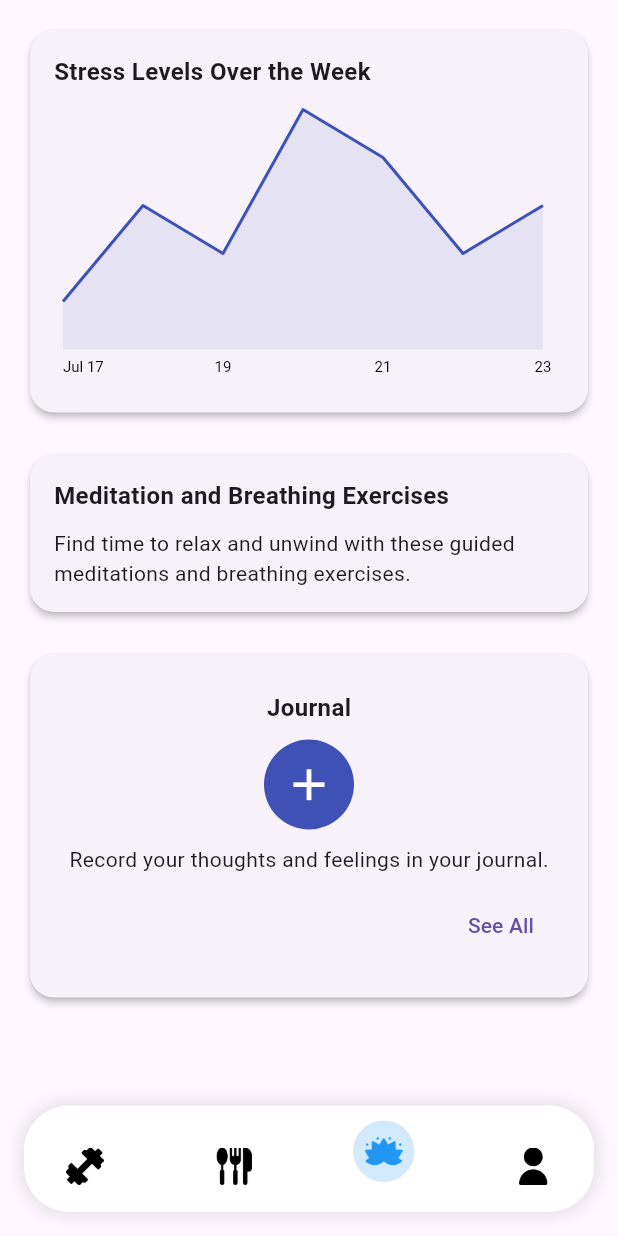
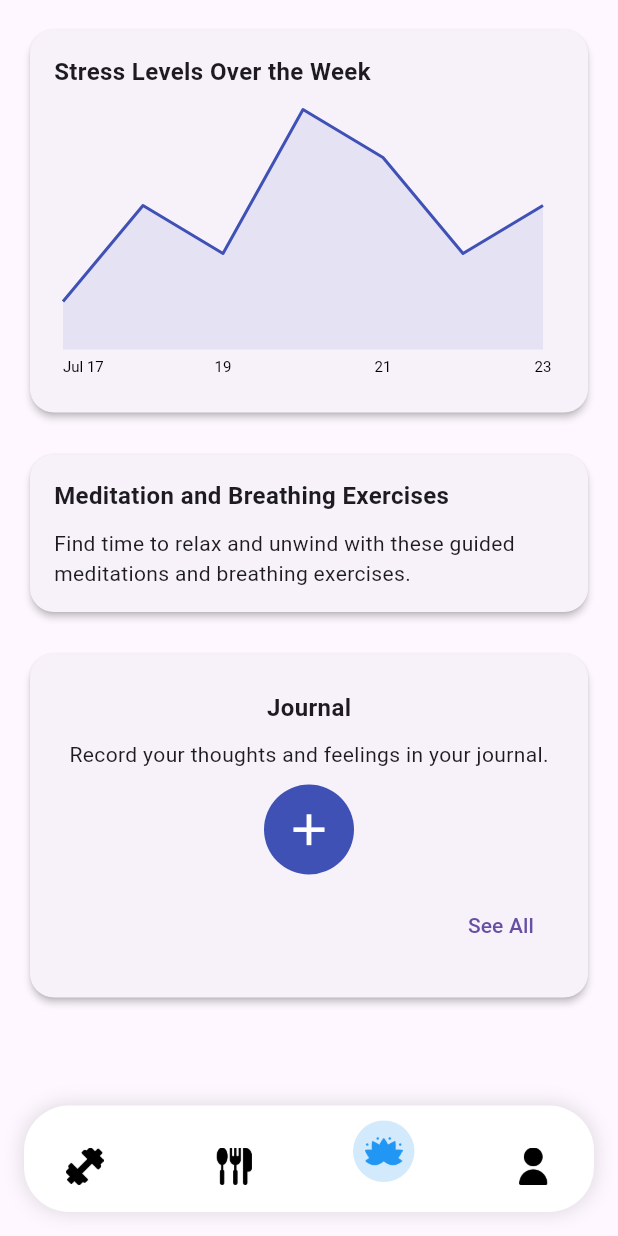
Before and after one commit to AryamanDubey28/workout_app, a Flutter app: the screen it shows once a user with an empty profile is signed in, item 3 of the bottom bar chosen, on a phone screen of 412 x 824 dp. Run offline on Flutter 3.47's test engine with Material 3 defaults, Android fonts, the phone set to English and light mode, and no system bars; our stand-ins replace adaptive_dialog, community_charts_flutter, firebase_auth, firebase_core, get, percent_indicator; accounts and stored records are empty; network calls fail.

Commit message:
fix water intake styling and finish inital stress UI

```diff
--- a/frontend/workout_tracker/lib/pages/stresspage.dart
+++ b/frontend/workout_tracker/lib/pages/stresspage.dart
@@ -17,7 +17,7 @@ class StressTracking extends StatelessWidget {
               children: [
                 StressGraph(),
                 const SizedBox(height: 20),
-                const MeditationCard(),
+                MeditationCard(),
                 const SizedBox(height: 20),
                 const JournalCard(),
               ],
@@ -135,11 +135,16 @@ class StressData {
 }
 
 class MeditationCard extends StatelessWidget {
-  const MeditationCard({super.key});
-
   @override
   Widget build(BuildContext context) {
-    return Card(
+    return GestureDetector(
+      onTap: () {
+        Navigator.push(
+          context,
+          MaterialPageRoute(builder: (context) => const MeditationPage()),
+        );
+      },
+      child: Card(
         shape: RoundedRectangleBorder(
           borderRadius: BorderRadius.circular(16),
         ),
@@ -163,6 +168,23 @@ class MeditationCard extends StatelessWidget {
             ],
           ),
         ),
+      ),
+    );
+  }
+}
+
+class MeditationPage extends StatelessWidget {
+  const MeditationPage({super.key});
+
+  @override
+  Widget build(BuildContext context) {
+    return Scaffold(
+      appBar: AppBar(
+        title: const Text('Meditation and Breathing Exercises'),
+      ),
+      body: const Center(
+        child: Text('Dummy Text'),
+      ),
     );
   }
 }
@@ -177,8 +199,37 @@ class JournalCard extends StatelessWidget {
         borderRadius: BorderRadius.circular(16),
       ),
       elevation: 2,
-      child: InkWell(
-        onTap: () {
+      child: Padding(
+        padding: const EdgeInsets.all(24.0),
+        child: Column(
+          crossAxisAlignment: CrossAxisAlignment.center,
+          children: [
+            const Text(
+              'Journal',
+              style: TextStyle(
+                fontSize: 16,
+                fontWeight: FontWeight.bold,
+              ),
+            ),
+            const SizedBox(height: 10),
+            const Text(
+              'Record your thoughts and feelings in your journal.',
+            ),
+            const SizedBox(height: 10),
+            Container(
+              width: 60,
+              height: 60,
+              decoration: const BoxDecoration(
+                color: Colors.indigo,
+                shape: BoxShape.circle,
+              ),
+              child: IconButton(
+                icon: const Icon(
+                  Icons.add,
+                  color: Colors.white,
+                  size: 35,
+                ),
+                onPressed: () {
                   showModalBottomSheet(
                     context: context,
                     isScrollControlled: true,
@@ -198,35 +249,7 @@ class JournalCard extends StatelessWidget {
                     },
                   );
                 },
-        child: Padding(
-          padding: const EdgeInsets.all(24.0),
-          child: Column(
-            crossAxisAlignment: CrossAxisAlignment.center,
-            children: [
-              const Text(
-                'Journal',
-                style: TextStyle(
-                  fontSize: 16,
-                  fontWeight: FontWeight.bold,
               ),
-              ),
-              const SizedBox(height: 10),
-              Container(
-                width: 60,
-                height: 60,
-                decoration: const BoxDecoration(
-                  color: Colors.indigo,
-                  shape: BoxShape.circle,
-                ),
-                child: const Icon(
-                  Icons.add,
-                  color: Colors.white,
-                  size: 35,
-                ),
-              ),
-              const SizedBox(height: 10),
-              const Text(
-                'Record your thoughts and feelings in your journal.',
             ),
             const SizedBox(height: 10),
             Align(
@@ -244,7 +267,6 @@ class JournalCard extends StatelessWidget {
               ),
             ),
           ],
-          ),
         ),
       ),
     );
@@ -306,6 +328,9 @@ class ViewAllJournalEntriesPage extends StatelessWidget {
   @override
   Widget build(BuildContext context) {
     return Scaffold(
+      appBar: AppBar(
+        title: const Text('All Journal Entries'),
+      ),
       body: SafeArea(
         child: Padding(
           padding: const EdgeInsets.all(16.0),
```
Also changed, not shown: frontend/workout_tracker/lib/pages/foodpage.dart (+22 -16 lines). Lines whose indentation alone changed are shown as unchanged.
